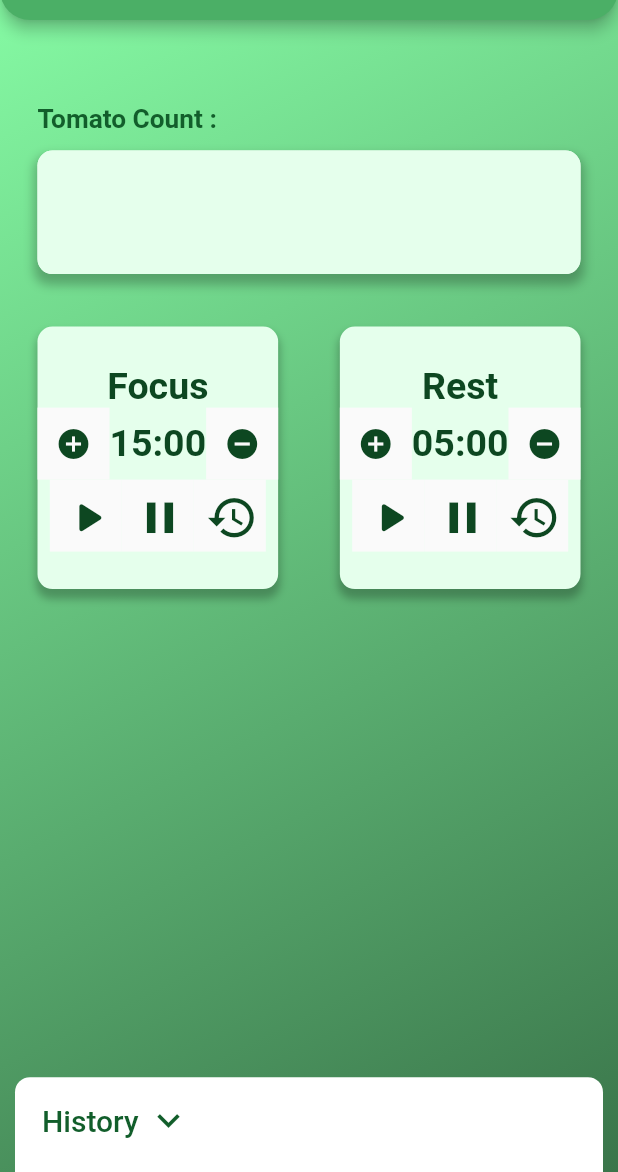
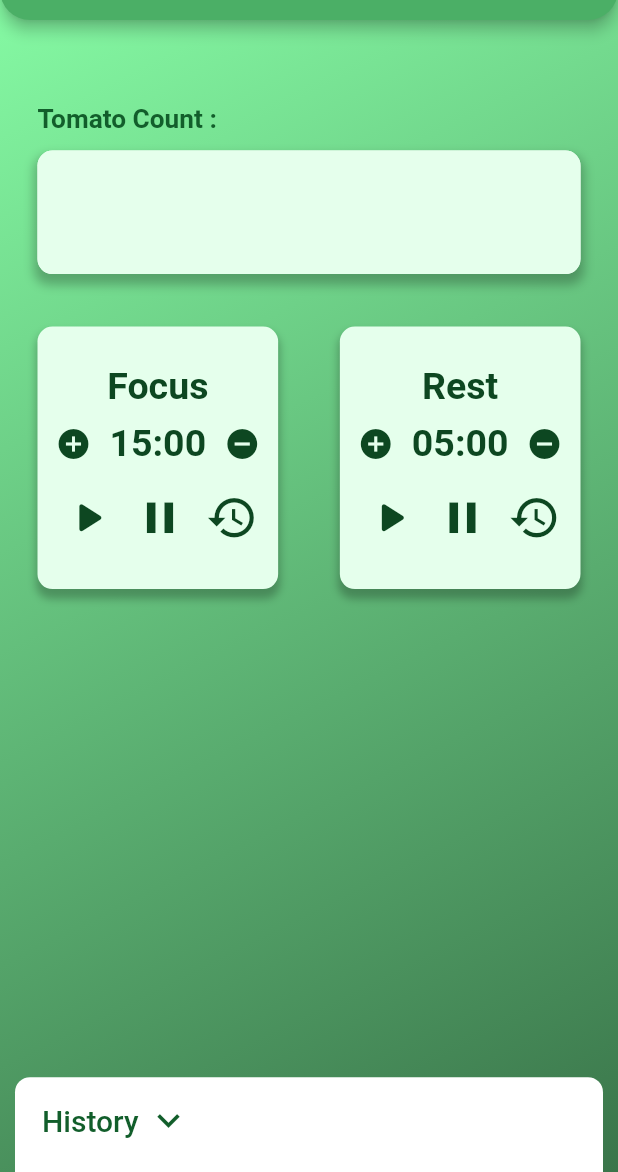
Before and after one commit to Mman7/tomato_clock, a Flutter app: the screen it shows after launch, on a phone screen of 412 x 824 dp, the part 64-1236 px from its top. Run offline on Flutter 3.47's test engine with Material 2 defaults, Android fonts, the light colour scheme and no system bars; drawn by our look-alikes of timer_count_down; our stand-ins replace animate_do, flutter_local_notifications, flutter_svg, hexcolor; missing offline and left inert: localstore.

Commit message:
fix ⚙ cannot reset time after start couting

```diff
--- a/lib/src/count_down_timer.dart
+++ b/lib/src/count_down_timer.dart
@@ -1,12 +1,14 @@
 import 'package:flutter/material.dart';
-import 'package:provider/src/provider.dart';
+import 'package:provider/provider.dart';
 import 'package:timer_count_down/timer_count_down.dart';
 import 'package:timer_count_down/timer_controller.dart';
 import 'package:tomato_clock/src/notification.dart';
+import 'package:tomato_clock/src/providers/current_status_provider.dart';
 
 /// DOC: https://pub.dev/packages/timer_count_down
 
 class CountDownTimer extends StatefulWidget {
+  // ignore: use_key_in_widget_constructors
   const CountDownTimer(
       {Key? key,
       this.seconds = 20,
@@ -55,6 +57,7 @@ class _CountDownTimerState extends State<CountDownTimer> {
           mainAxisAlignment: MainAxisAlignment.center,
           children: [
             Material(
+              color: Colors.transparent,
               child: IconButton(
                   onPressed: () => increaseTime(),
                   icon: Icon(
@@ -64,8 +67,6 @@ class _CountDownTimerState extends State<CountDownTimer> {
             ),
             Countdown(
               controller: _controller,
-              //! DEV HERE
-              // TODO Change here later: change to [seconds] when release
               seconds: seconds,
               build: (BuildContext context, double time) => Text(
                 '${secondsToMinutes(seconds: time)}',
@@ -83,6 +84,7 @@ class _CountDownTimerState extends State<CountDownTimer> {
               },
             ),
             Material(
+              color: Colors.transparent,
               child: IconButton(
                   onPressed: () => decreaseTime(),
                   icon: Icon(
@@ -112,7 +114,11 @@ class _CountDownTimerState extends State<CountDownTimer> {
             customIconButton(
               context: context,
               icon: Icons.restore,
-              callback: () => {_controller.restart(), _controller.pause()},
+              callback: () => {
+                _controller.restart(),
+                _controller.pause(),
+                context.read<CurrentStatus>().changeStatus(value: null)
+              },
             ),
           ],
         ),
@@ -125,11 +131,10 @@ class _CountDownTimerState extends State<CountDownTimer> {
       required IconData icon,
       required VoidCallback callback}) {
     return Material(
+      color: Colors.transparent,
       child: IconButton(
           alignment: Alignment.center,
           onPressed: () => callback(),
-          // padding: EdgeInsets.zero,
-          // constraints: BoxConstraints(),
           icon: Icon(
             icon,
             color: Theme.of(context).textTheme.bodyText1?.color,
```
